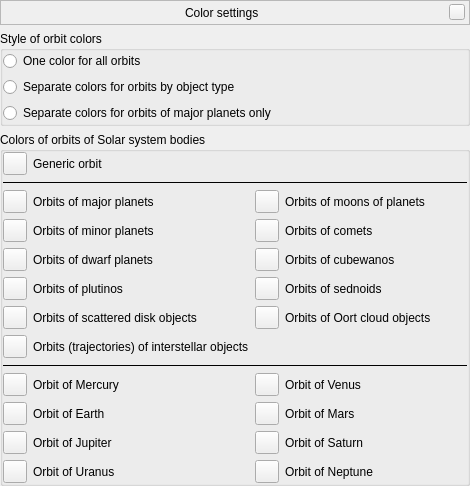
Old version of the form src/gui/orbitColorsDialog.ui in the repository greck2908/stellarium.
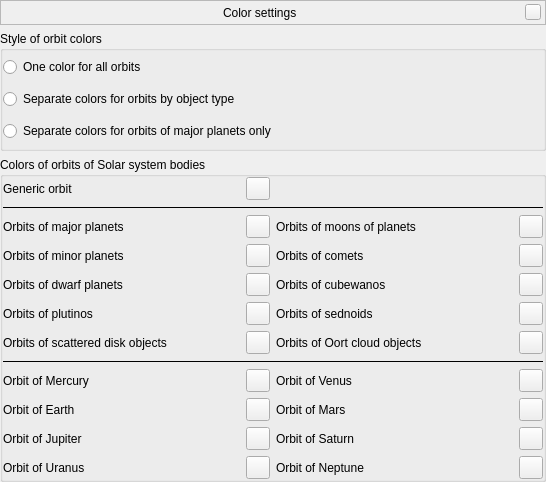
New version of the form. Custom widgets are drawn as their Qt base class.

What changed in the file:
```diff
--- a/src/gui/orbitColorsDialog.ui
+++ b/src/gui/orbitColorsDialog.ui
@@ -6,7 +6,7 @@
    <rect>
     <x>0</x>
     <y>0</y>
-    <width>470</width>
+    <width>546</width>
     <height>482</height>
    </rect>
   </property>
@@ -187,38 +187,84 @@
       <property name="bottomMargin">
        <number>0</number>
       </property>
+      <item row="3" column="3">
+       <widget class="QToolButton" name="colorGroupsCometsOrbits">
+        <property name="toolTip">
+         <string>Color of comet orbits</string>
+        </property>
+       </widget>
+      </item>
+      <item row="11" column="0">
+       <widget class="QLabel" name="labelMPUranus">
+        <property name="text">
+         <string>Orbit of Uranus</string>
+        </property>
+       </widget>
+      </item>
+      <item row="9" column="2">
+       <widget class="QLabel" name="labelMPMars">
+        <property name="text">
+         <string>Orbit of Mars</string>
+        </property>
+       </widget>
+      </item>
+      <item row="11" column="3">
+       <widget class="QToolButton" name="colorMPNeptuneOrbit">
+        <property name="toolTip">
+         <string>Color of Neptune orbit</string>
+        </property>
+       </widget>
+      </item>
+      <item row="2" column="3">
+       <widget class="QToolButton" name="colorGroupsMoonsOrbits">
+        <property name="toolTip">
+         <string>Color of planet moon orbits</string>
+        </property>
+       </widget>
+      </item>
+      <item row="0" column="1">
+       <widget class="QToolButton" name="colorGenericOrbits">
+        <property name="toolTip">
+         <string>Color of generic orbit</string>
+        </property>
+       </widget>
+      </item>
+      <item row="8" column="0">
+       <widget class="QLabel" name="labelMPMercury">
+        <property name="text">
+         <string>Orbit of Mercury</string>
+        </property>
+       </widget>
+      </item>
       <item row="2" column="1">
+       <widget class="QToolButton" name="colorGroupsMajorPlanetsOrbits">
+        <property name="toolTip">
+         <string>Color of major planet orbits</string>
+        </property>
+       </widget>
+      </item>
+      <item row="2" column="0">
        <widget class="QLabel" name="labelGroupsMajorPlanetsColor">
         <property name="text">
          <string>Orbits of major planets</string>
         </property>
        </widget>
       </item>
-      <item row="6" column="3">
-       <widget class="QLabel" name="labelGroupsOCOColor">
-        <property name="text">
-         <string>Orbits of Oort cloud objects</string>
-        </property>
-       </widget>
-      </item>
-      <item row="3" column="1">
-       <widget class="QLabel" name="labelGroupsMinorPlanetsColor">
+      <item row="10" column="3">
+       <widget class="QToolButton" name="colorMPSaturnOrbit">
         <property name="toolTip">
          <string/>
         </property>
-        <property name="text">
-         <string>Orbits of minor planets</string>
-        </property>
        </widget>
       </item>
-      <item row="2" column="3">
-       <widget class="QLabel" name="labelGroupsMoonsColor">
+      <item row="10" column="0">
+       <widget class="QLabel" name="labelMPJupiter">
         <property name="text">
-         <string>Orbits of moons of planets</string>
+         <string>Orbit of Jupiter</string>
         </property>
        </widget>
       </item>
-      <item row="12" column="3">
+      <item row="11" column="2">
        <widget class="QLabel" name="labelMPNeptune">
         <property name="toolTip">
          <string/>
@@ -228,14 +274,59 @@
         </property>
        </widget>
       </item>
+      <item row="2" column="2">
+       <widget class="QLabel" name="labelGroupsMoonsColor">
+        <property name="text">
+         <string>Orbits of moons of planets</string>
+        </property>
+       </widget>
+      </item>
+      <item row="4" column="3">
+       <widget class="QToolButton" name="colorGroupsCubewanosOrbits">
+        <property name="toolTip">
+         <string>Color of cubewano orbits</string>
+        </property>
+       </widget>
+      </item>
+      <item row="8" column="3">
+       <widget class="QToolButton" name="colorMPVenusOrbit">
+        <property name="toolTip">
+         <string>Color of Venus orbit</string>
+        </property>
+       </widget>
+      </item>
+      <item row="3" column="1">
+       <widget class="QToolButton" name="colorGroupsMinorPlanetsOrbits">
+        <property name="toolTip">
+         <string>Color of minor planet orbits</string>
+        </property>
+       </widget>
+      </item>
+      <item row="10" column="2">
+       <widget class="QLabel" name="labelMPSaturn">
+        <property name="toolTip">
+         <string/>
+        </property>
+        <property name="text">
+         <string>Orbit of Saturn</string>
+        </property>
+       </widget>
+      </item>
       <item row="11" column="1">
-       <widget class="QLabel" name="labelMPJupiter">
-        <property name="text">
-         <string>Orbit of Jupiter</string>
+       <widget class="QToolButton" name="colorMPUranusOrbit">
+        <property name="toolTip">
+         <string>Color of Uranus orbit</string>
         </property>
        </widget>
       </item>
-      <item row="10" column="1">
+      <item row="9" column="1">
+       <widget class="QToolButton" name="colorMPEarthOrbit">
+        <property name="toolTip">
+         <string>Color of Earth orbit</string>
+        </property>
+       </widget>
+      </item>
+      <item row="9" column="0">
        <widget class="QLabel" name="labelMPEarth">
         <property name="text">
          <string>Orbit of Earth</string>
@@ -243,37 +334,51 @@
        </widget>
       </item>
       <item row="4" column="1">
-       <widget class="QLabel" name="labelGroupsDwarfPlanetsColor">
-        <property name="text">
-         <string>Orbits of dwarf planets</string>
-        </property>
-       </widget>
-      </item>
-      <item row="11" column="3">
-       <widget class="QLabel" name="labelMPSaturn">
+       <widget class="QToolButton" name="colorGroupsDwarfPlanetsOrbits">
         <property name="toolTip">
-         <string/>
-        </property>
-        <property name="text">
-         <string>Orbit of Saturn</string>
+         <string>Color of dwarf planet orbits</string>
         </property>
        </widget>
       </item>
-      <item row="3" column="3">
+      <item row="3" column="2">
        <widget class="QLabel" name="labelGroupsCometsColor">
         <property name="text">
          <string>Orbits of comets</string>
         </property>
        </widget>
       </item>
-      <item row="5" column="1">
+      <item row="4" column="0">
+       <widget class="QLabel" name="labelGroupsDwarfPlanetsColor">
+        <property name="text">
+         <string>Orbits of dwarf planets</string>
+        </property>
+       </widget>
+      </item>
+      <item row="8" column="1">
+       <widget class="QToolButton" name="colorMPMercuryOrbit">
+        <property name="toolTip">
+         <string>Color of Mercury orbit</string>
+        </property>
+       </widget>
+      </item>
+      <item row="5" column="0">
        <widget class="QLabel" name="labelGroupsPlutinosColor">
         <property name="text">
          <string>Orbits of plutinos</string>
         </property>
        </widget>
       </item>
-      <item row="0" column="1">
+      <item row="7" column="0" colspan="4">
+       <widget class="Line" name="line2">
+        <property name="frameShadow">
+         <enum>QFrame::Plain</enum>
+        </property>
+        <property name="orientation">
+         <enum>Qt::Horizontal</enum>
+        </property>
+       </widget>
+      </item>
+      <item row="0" column="0">
        <widget class="QLabel" name="labelGenericOrbitColor">
         <property name="toolTip">
          <string/>
@@ -283,14 +388,7 @@
         </property>
        </widget>
       </item>
-      <item row="7" column="1">
-       <widget class="QLabel" name="labelGroupsInterstellarColor">
-        <property name="text">
-         <string>Orbits (trajectories) of interstellar objects</string>
-        </property>
-       </widget>
-      </item>
-      <item row="4" column="3">
+      <item row="4" column="2">
        <widget class="QLabel" name="labelGroupsCubewanosColor">
         <property name="text">
          <string>Orbits of cubewanos</string>
@@ -298,118 +396,89 @@
        </widget>
       </item>
       <item row="9" column="3">
+       <widget class="QToolButton" name="colorMPMarsOrbit">
+        <property name="toolTip">
+         <string>Color of Mars orbit</string>
+        </property>
+       </widget>
+      </item>
+      <item row="10" column="1">
+       <widget class="QToolButton" name="colorMPJupiterOrbit">
+        <property name="toolTip">
+         <string>Color of Jupiter orbit</string>
+        </property>
+       </widget>
+      </item>
+      <item row="8" column="2">
        <widget class="QLabel" name="labelMPVenus">
         <property name="text">
          <string>Orbit of Venus</string>
         </property>
        </widget>
       </item>
-      <item row="5" column="3">
-       <widget class="QLabel" name="labelGroupsSednoidsColor">
-        <property name="text">
-         <string>Orbits of sednoids</string>
-        </property>
-       </widget>
-      </item>
-      <item row="6" column="1">
-       <widget class="QLabel" name="labelGroupsSDOColor">
-        <property name="text">
-         <string>Orbits of scattered disk objects</string>
-        </property>
-       </widget>
-      </item>
-      <item row="12" column="1">
-       <widget class="QLabel" name="labelMPUranus">
-        <property name="text">
-         <string>Orbit of Uranus</string>
-        </property>
-       </widget>
-      </item>
-      <item row="10" column="3">
-       <widget class="QLabel" name="labelMPMars">
-        <property name="text">
-         <string>Orbit of Mars</string>
-        </property>
-       </widget>
-      </item>
-      <item row="9" column="1">
-       <widget class="QLabel" name="labelMPMercury">
-        <property name="text">
-         <string>Orbit of Mercury</string>
-        </property>
-       </widget>
-      </item>
-      <item row="0" column="0">
-       <widget class="QToolButton" name="colorGenericOrbits">
-        <property name="toolTip">
-         <string>Color of generic orbit</string>
-        </property>
-       </widget>
-      </item>
-      <item row="2" column="0">
-       <widget class="QToolButton" name="colorGroupsMajorPlanetsOrbits">
-        <property name="toolTip">
-         <string>Color of major planet orbits</string>
-        </property>
-       </widget>
-      </item>
-      <item row="3" column="0">
-       <widget class="QToolButton" name="colorGroupsMinorPlanetsOrbits">
-        <property name="toolTip">
-         <string>Color of minor planet orbits</string>
-        </property>
-       </widget>
-      </item>
-      <item row="4" column="0">
-       <widget class="QToolButton" name="colorGroupsDwarfPlanetsOrbits">
-        <property name="toolTip">
-         <string>Color of dwarf planet orbits</string>
-        </property>
-       </widget>
-      </item>
-      <item row="5" column="0">
+      <item row="5" column="1">
        <widget class="QToolButton" name="colorGroupsPlutinosOrbits">
         <property name="toolTip">
          <string>Color of plutino orbits</string>
         </property>
        </widget>
       </item>
+      <item row="1" column="0" colspan="4">
+       <widget class="Line" name="line1">
+        <property name="frameShadow">
+         <enum>QFrame::Plain</enum>
+        </property>
+        <property name="orientation">
+         <enum>Qt::Horizontal</enum>
+        </property>
+       </widget>
+      </item>
+      <item row="3" column="0">
+       <widget class="QLabel" name="labelGroupsMinorPlanetsColor">
+        <property name="toolTip">
+         <string/>
+        </property>
+        <property name="text">
+         <string>Orbits of minor planets</string>
+        </property>
+       </widget>
+      </item>
+      <item row="6" column="3">
+       <widget class="QToolButton" name="colorGroupsOCOOrbits">
+        <property name="toolTip">
+         <string>Color of Oort cloud object orbits</string>
+        </property>
+       </widget>
+      </item>
+      <item row="6" column="2">
+       <widget class="QLabel" name="labelGroupsOCOColor">
+        <property name="text">
+         <string>Orbits of Oort cloud objects</string>
+        </property>
+       </widget>
+      </item>
       <item row="6" column="0">
+       <widget class="QLabel" name="labelGroupsSDOColor">
+        <property name="text">
+         <string>Orbits of scattered disk objects</string>
+        </property>
+       </widget>
+      </item>
+      <item row="6" column="1">
        <widget class="QToolButton" name="colorGroupsSDOOrbits">
         <property name="toolTip">
          <string>Color of scattered disk object orbits</string>
         </property>
        </widget>
       </item>
-      <item row="7" column="0">
-       <widget class="QToolButton" name="colorGroupsInterstellarOrbits">
-        <property name="toolTip">
-         <string>Color of interstellar objects' orbits</string>
-        </property>
-       </widget>
-      </item>
-      <item row="2" column="2">
-       <widget class="QToolButton" name="colorGroupsMoonsOrbits">
-        <property name="toolTip">
-         <string>Color of planet moon orbits</string>
-        </property>
-       </widget>
-      </item>
-      <item row="3" column="2">
-       <widget class="QToolButton" name="colorGroupsCometsOrbits">
-        <property name="toolTip">
-         <string>Color of comet orbits</string>
-        </property>
-       </widget>
-      </item>
-      <item row="4" column="2">
-       <widget class="QToolButton" name="colorGroupsCubewanosOrbits">
-        <property name="toolTip">
-         <string>Color of cubewano orbits</string>
-        </property>
-       </widget>
-      </item>
       <item row="5" column="2">
+       <widget class="QLabel" name="labelGroupsSednoidsColor">
+        <property name="text">
+         <string>Orbits of sednoids</string>
+        </property>
+       </widget>
+      </item>
+      <item row="5" column="3">
        <widget class="QToolButton" name="colorGroupsSednoidsOrbits">
         <property name="toolTip">
          <string>Color of sednoid orbits</string>
@@ -419,89 +488,6 @@
         </property>
        </widget>
       </item>
-      <item row="6" column="2">
-       <widget class="QToolButton" name="colorGroupsOCOOrbits">
-        <property name="toolTip">
-         <string>Color of Oort cloud object orbits</string>
-        </property>
-       </widget>
-      </item>
-      <item row="9" column="0">
-       <widget class="QToolButton" name="colorMPMercuryOrbit">
-        <property name="toolTip">
-         <string>Color of Mercury orbit</string>
-        </property>
-       </widget>
-      </item>
-      <item row="10" column="0">
-       <widget class="QToolButton" name="colorMPEarthOrbit">
-        <property name="toolTip">
-         <string>Color of Earth orbit</string>
-        </property>
-       </widget>
-      </item>
-      <item row="11" column="0">
-       <widget class="QToolButton" name="colorMPJupiterOrbit">
-        <property name="toolTip">
-         <string>Color of Jupiter orbit</string>
-        </property>
-       </widget>
-      </item>
-      <item row="9" column="2">
-       <widget class="QToolButton" name="colorMPVenusOrbit">
-        <property name="toolTip">
-         <string>Color of Venus orbit</string>
-        </property>
-       </widget>
-      </item>
-      <item row="10" column="2">
-       <widget class="QToolButton" name="colorMPMarsOrbit">
-        <property name="toolTip">
-         <string>Color of Mars orbit</string>
-        </property>
-       </widget>
-      </item>
-      <item row="11" column="2">
-       <widget class="QToolButton" name="colorMPSaturnOrbit">
-        <property name="toolTip">
-         <string>Color of Saturn orbit</string>
-        </property>
-       </widget>
-      </item>
-      <item row="12" column="0">
-       <widget class="QToolButton" name="colorMPUranusOrbit">
-        <property name="toolTip">
-         <string>Color of Uranus orbit</string>
-        </property>
-       </widget>
-      </item>
-      <item row="12" column="2">
-       <widget class="QToolButton" name="colorMPNeptuneOrbit">
-        <property name="toolTip">
-         <string>Color of Neptune orbit</string>
-        </property>
-       </widget>
-      </item>
-      <item row="1" column="0" colspan="5">
-       <widget class="Line" name="line1">
-        <property name="frameShadow">
-         <enum>QFrame::Plain</enum>
-        </property>
-        <property name="orientation">
-         <enum>Qt::Horizontal</enum>
-        </property>
-       </widget>
-      </item>
-      <item row="8" column="0" colspan="5">
-       <widget class="Line" name="line2">
-        <property name="frameShadow">
-         <enum>QFrame::Plain</enum>
-        </property>
-        <property name="orientation">
-         <enum>Qt::Horizontal</enum>
-        </property>
-       </widget>
-      </item>
      </layout>
     </widget>
    </item>
```
Left out of the diff: 2 changed lines with no effect on the pictures.
